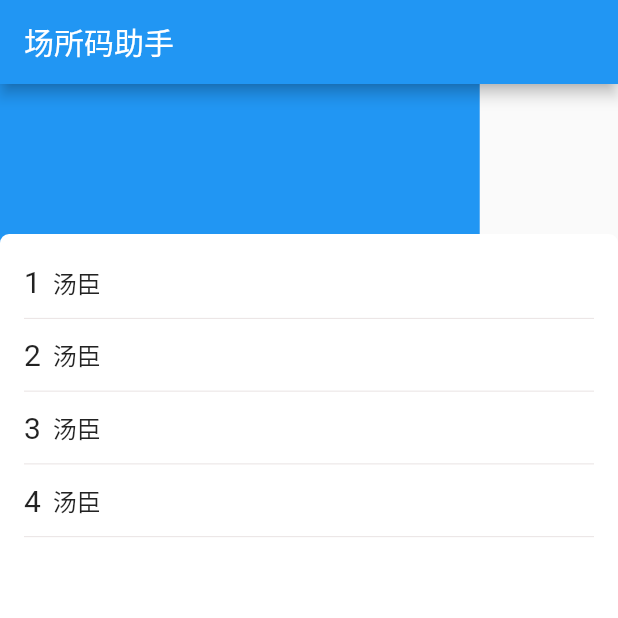
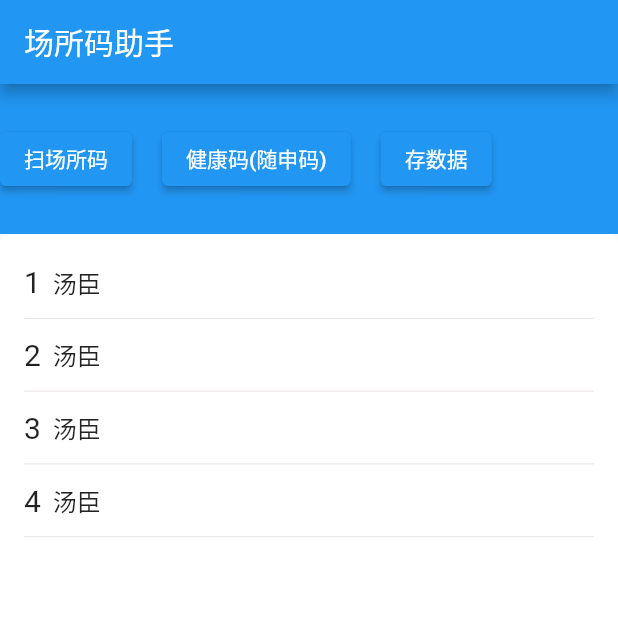
Before and after one commit to VomPom/easy_place_code, a Flutter app: the screen it shows after launch, on a phone screen of 412 x 824 dp, the top half of it. Run offline on Flutter 3.47's test engine with Material 2 defaults, Android fonts, the phone set to English and light mode, and no system bars; our stand-ins replace sqflite; missing offline and left inert: dart:ffi, flutter_easy_permission, flutter_scankit; accounts and stored records are empty.

```diff
--- a/lib/main.dart
+++ b/lib/main.dart
@@ -1,3 +1,7 @@
+import 'dart:ffi';
+
+import 'package:easy_place_code/data_helper.dart';
+import 'package:easy_place_code/model/qr_code.dart';
 import 'package:flutter/material.dart';
 import 'dart:async';
 
@@ -24,7 +28,7 @@ class PlaceCodeHelper extends StatelessWidget {
           appBar: AppBar(
             title: const Text('场所码助手'),
           ),
-          body: Home()),
+          body: const Home()),
     );
   }
 }
@@ -50,22 +54,15 @@ class HomeState extends State<Home> {
   void initState() {
     // todo
     items = [
-      {
-        'title': '汤臣',
-      },
-      {
-        'title': '汤臣'
-      },
-      {
-        'title': '汤臣'
-      },
-      {
-        'title': '汤臣'
-      }
+      {'title': '汤臣'},
+      {'title': '汤臣'},
+      {'title': '汤臣'},
+      {'title': '汤臣'}
     ];
     scanKit = FlutterScankit();
     scanKit.addResultListen((val) {
-      debugPrint("scanning result:$val");
+      print("scanning result:$val");
+      _insertScanData(val);
       _openAliPay(Uri.encodeComponent(val));
       setState(() {
         code = val;
@@ -78,6 +75,21 @@ class HomeState extends State<Home> {
         },
         onDenied: (requestCode, perms, perm, isPermanent) {});
     super.initState();
+  }
+
+  void _insertScanData(String scanData) async {
+    int id = scanData.hashCode;
+    QRCode? readData = await QrCodeDatabase.instance.readQRCode(id);
+    if (readData != null) {
+      return;
+    }
+    QRCode qrCode = QRCode(
+        id: id,
+        description: "汤臣",
+        qrCodeResult: scanData,
+        createdTime: DateTime.now());
+    QrCodeDatabase.instance.create(qrCode);
+    print('--julis insert success');
   }
 
   void _openAliPay(String qrResult) async {
@@ -99,52 +111,76 @@ class HomeState extends State<Home> {
       await scanKit.startScan(scanTypes: [ScanTypes.ALL]);
     } on PlatformException {}
   }
+
   @override
   Widget build(BuildContext context) {
     return SingleChildScrollView(
-      child: Container(
+      child: SizedBox(
           height: MediaQuery.of(context).size.height,
           child: Stack(
             clipBehavior: Clip.none,
             alignment: AlignmentDirectional.topStart,
             children: [
               Container(
-              height: MediaQuery.of(context).size.height,
-              decoration: const BoxDecoration(
-                color: Colors.blue
-              ),
+                width: MediaQuery.of(context).size.width,
+                height: 100,
+                decoration: const BoxDecoration(color: Colors.blue),
                 child: Row(
                   mainAxisSize: MainAxisSize.min,
                   children: [
                     ElevatedButton(
-                    child: const Text("扫场所码添加"),
+                      child: const Text("扫场所码"),
                       onPressed: () async {
                         isCustom = false;
                         if (!await FlutterEasyPermission.has(
-                          perms: _permissions, permsGroup: _permissionGroup)) {
+                            perms: _permissions,
+                            permsGroup: _permissionGroup)) {
                           FlutterEasyPermission.request(
-                            perms: _permissions, permsGroup: _permissionGroup);
+                              perms: _permissions,
+                              permsGroup: _permissionGroup);
                         } else {
                           startScan();
                         }
                       },
                     ),
                     const SizedBox(
-                    width: 50,
+                      width: 20,
                     ),
                     ElevatedButton(
-                    child: const Text("打开健康码(随申码)"),
+                      child: const Text("健康码(随申码)"),
                       onPressed: () async {
                         isCustom = true;
                         if (!await FlutterEasyPermission.has(
-                          perms: _permissions, permsGroup: _permissionGroup)) {
+                            perms: _permissions,
+                            permsGroup: _permissionGroup)) {
                           FlutterEasyPermission.request(
-                            perms: _permissions, permsGroup: _permissionGroup);
+                              perms: _permissions,
+                              permsGroup: _permissionGroup);
                         } else {
-                        _openAliPay('http://qrcode.sh.gov.cn/enterprise/scene');
+                          _openAliPay(
+                              'http://qrcode.sh.gov.cn/enterprise/scene');
                         }
                       },
-                  )
+                    ),
+                    const SizedBox(
+                      width: 20,
+                    ),
+                    ElevatedButton(
+                        child: const Text("存数据"),
+                        onPressed: () async {
+                          QRCode qrCode = QRCode(
+                              id: DateTime.now().hashCode,
+                              description: "汤臣",
+                              qrCodeResult: "qrcode",
+                              createdTime: DateTime.now());
+                          QrCodeDatabase.instance.create(qrCode);
+                          QrCodeDatabase.instance
+                              .readAllQRCode()
+                              .then((value) => value.forEach((element) {
+                                    print(
+                                        '--julis  QrCodeDatabase.instance.readAllQRCode():${element.toJson()}');
+                                  }));
+                        })
                   ],
                 ),
               ),
@@ -154,22 +190,21 @@ class HomeState extends State<Home> {
                   padding: const EdgeInsets.only(top: 8),
                   decoration: const BoxDecoration(
                     color: Colors.white,
-                borderRadius: BorderRadius.only(topLeft: Radius.circular(6), topRight: Radius.circular(6)),
+                    borderRadius: BorderRadius.only(
+                        topLeft: Radius.circular(6),
+                        topRight: Radius.circular(6)),
                   ),
                   child: Column(
-                children:
-                  items
+                    children: items
                         .asMap()
-                    .map<int, Widget>((i, item) => MapEntry(
-                        i,
-                        PlaceItem(data: item, index: i)))
+                        .map<int, Widget>((i, item) =>
+                            MapEntry(i, PlaceItem(data: item, index: i)))
                         .values
                         .toList(),
                     // items.map((c) => PlaceItem(data: items[index], index: index)).toList(),
-              )
-            )
-        ],)
-      ),
+                  )),
+            ],
+          )),
     );
   }
 }
--- /dev/null
+++ b/lib/model/qr_code.dart
@@ -0,0 +1,54 @@
+const String tableQrCode = 'qr_code';
+
+class QRcodeFields {
+  static final List<String> values = [
+    /// Add all fields
+    id, qrCodeResult, description, time
+  ];
+
+  static const String id = '_id';
+  static const String qrCodeResult = 'qrCodeResult';
+  static const String description = 'description';
+  static const String time = 'time';
+}
+
+class QRCode {
+  final int? id;
+  final String qrCodeResult;
+  final String description;
+  final DateTime createdTime;
+
+  const QRCode({
+    this.id,
+    required this.qrCodeResult,
+    required this.description,
+    required this.createdTime,
+  });
+
+  QRCode copy({
+    int? id,
+    String? qrCodeResult,
+    String? description,
+    DateTime? createdTime,
+  }) =>
+      QRCode(
+        id: id ?? this.id,
+        qrCodeResult: qrCodeResult ?? this.qrCodeResult,
+        description: description ?? this.description,
+        createdTime: createdTime ?? this.createdTime,
+      );
+
+  static QRCode fromJson(Map<String, Object?> json) => QRCode(
+        id: json[QRcodeFields.id] as int?,
+        qrCodeResult: json[QRcodeFields.qrCodeResult] as String,
+        description: json[QRcodeFields.description] as String,
+        createdTime: DateTime.parse(json[QRcodeFields.time] as String),
+      );
+
+  Map<String, Object?> toJson() => {
+        QRcodeFields.id: id,
+        QRcodeFields.qrCodeResult: qrCodeResult,
+        QRcodeFields.description: description,
+        QRcodeFields.time: createdTime.toIso8601String(),
+      };
+}
--- a/pubspec.yaml
+++ b/pubspec.yaml
@@ -48,6 +48,7 @@ dev_dependencies:
   url_launcher: ^6.1.4
   flutter_scankit: ^1.2.4
   flutter_easy_permission: ^1.1.2
+  sqflite: ^2.0.2+1
 
 # For information on the generic Dart part of this file, see the
 # following page: https://dart.dev/tools/pub/pubspec
```
Also changed, not shown: lib/data_helper.dart (added, +115 -0 lines), lib/scan_page.dart (deleted, +0 -108 lines). Lines whose indentation alone changed are shown as unchanged.
